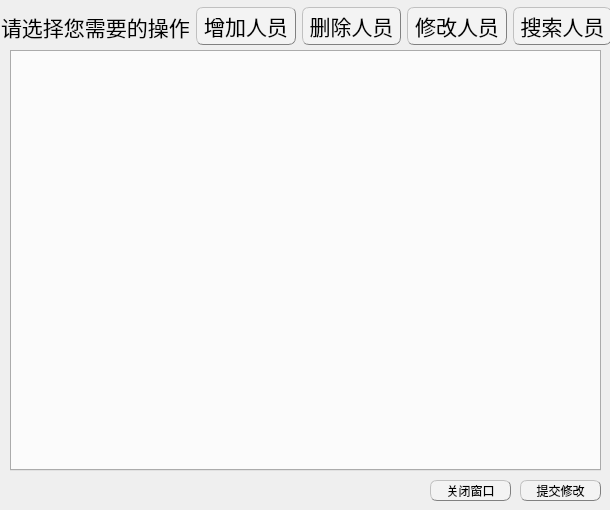
The window that personmanagedialog.ui (EsZHU/QtExamSystem) describes before a commit, drawn with Qt 5.
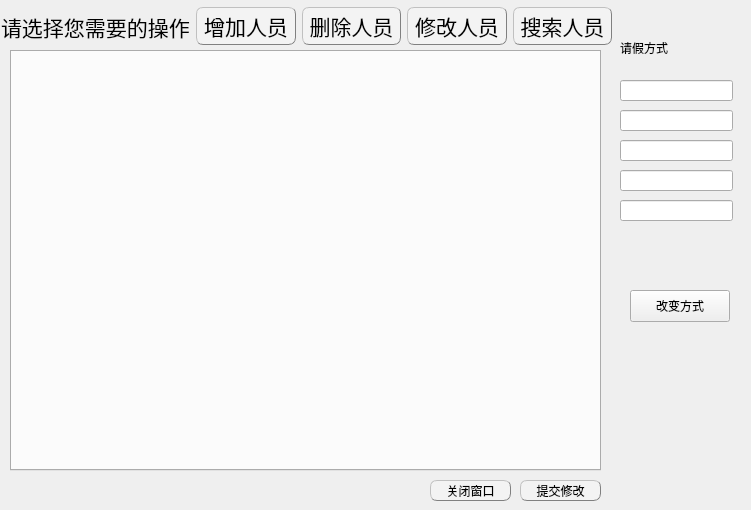
The same window after the commit.

Commit message: 改变请假方式bug版

Diff of the .ui file:
```diff
--- a/personmanagedialog.ui
+++ b/personmanagedialog.ui
@@ -6,7 +6,7 @@
    <rect>
     <x>0</x>
     <y>0</y>
-    <width>610</width>
+    <width>751</width>
     <height>510</height>
    </rect>
   </property>
@@ -18,7 +18,7 @@
   </property>
   <property name="maximumSize">
    <size>
-    <width>610</width>
+    <width>800</width>
     <height>510</height>
    </size>
   </property>
@@ -177,6 +177,82 @@
     <string>关闭窗口</string>
    </property>
   </widget>
+  <widget class="QLineEdit" name="lineEdit">
+   <property name="geometry">
+    <rect>
+     <x>620</x>
+     <y>80</y>
+     <width>113</width>
+     <height>21</height>
+    </rect>
+   </property>
+  </widget>
+  <widget class="QLineEdit" name="lineEdit_2">
+   <property name="geometry">
+    <rect>
+     <x>620</x>
+     <y>110</y>
+     <width>113</width>
+     <height>21</height>
+    </rect>
+   </property>
+  </widget>
+  <widget class="QLineEdit" name="lineEdit_3">
+   <property name="geometry">
+    <rect>
+     <x>620</x>
+     <y>140</y>
+     <width>113</width>
+     <height>21</height>
+    </rect>
+   </property>
+  </widget>
+  <widget class="QLineEdit" name="lineEdit_4">
+   <property name="geometry">
+    <rect>
+     <x>620</x>
+     <y>170</y>
+     <width>113</width>
+     <height>21</height>
+    </rect>
+   </property>
+  </widget>
+  <widget class="QLineEdit" name="lineEdit_5">
+   <property name="geometry">
+    <rect>
+     <x>620</x>
+     <y>200</y>
+     <width>113</width>
+     <height>21</height>
+    </rect>
+   </property>
+  </widget>
+  <widget class="QLabel" name="label_2">
+   <property name="geometry">
+    <rect>
+     <x>620</x>
+     <y>40</y>
+     <width>58</width>
+     <height>16</height>
+    </rect>
+   </property>
+   <property name="text">
+    <string>请假方式</string>
+   </property>
+  </widget>
+  <widget class="QPushButton" name="changeButton">
+   <property name="geometry">
+    <rect>
+     <x>630</x>
+     <y>290</y>
+     <width>100</width>
+     <height>32</height>
+    </rect>
+   </property>
+   <property name="text">
+    <string>改变方式</string>
+   </property>
+  </widget>
  </widget>
  <resources/>
  <connections/>
```
The commit also changes 3 other files.
